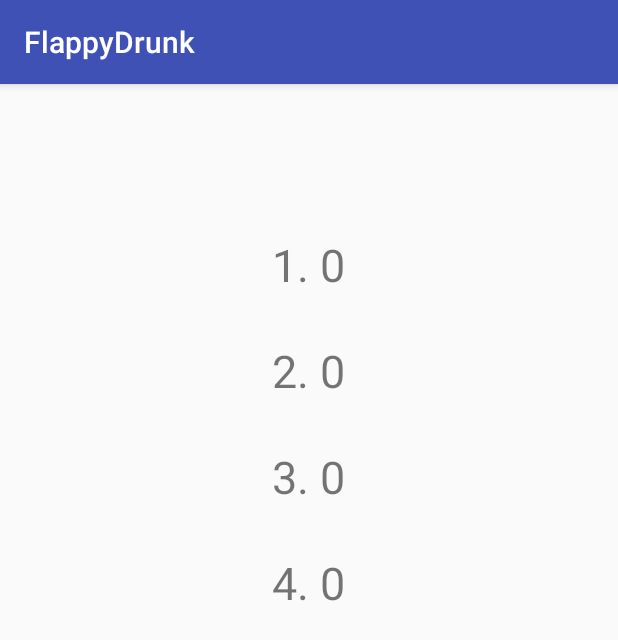
After one commit to Richie700/FlappyDrunk, an Android app: the HighScoreActivity screen opened directly, with no data from a screen before it, on a phone screen of 412 x 824 dp. The commit adds this screen. Shown: the top 640 px of the screen. Run offline under Robolectric (Android 15) with nearby library versions, the phone set to English and light mode, and no system bars.

Commit message:
Added High Score-class, test score calculator, exit alert dialog, speed changes

```diff
--- a/app/src/main/AndroidManifest.xml
+++ b/app/src/main/AndroidManifest.xml
@@ -17,7 +17,8 @@
             </intent-filter>
         </activity>
         <activity android:name=".GameActivity" />
-        <activity android:name=".GameView"></activity>
+        <activity android:name=".GameView" />
+        <activity android:name=".HighScoreActivity"></activity>
     </application>
 
 </manifest>
--- a/app/src/main/java/flappy/drunk/Bottle.java
+++ b/app/src/main/java/flappy/drunk/Bottle.java
@@ -11,7 +11,7 @@ public class Bottle {
 
     private int x;
     private int y;
-    private int speed = 3;
+    private int speed = 6;
 
     private Bitmap bitmap;
     private Bitmap resizedBitmap;
--- a/app/src/main/java/flappy/drunk/Car.java
+++ b/app/src/main/java/flappy/drunk/Car.java
@@ -33,7 +33,7 @@ public class Car {
 
         //Generating a random coordinate but keeping the coordinate inside the screen size
         Random randomGenerator = new Random();
-        speed = randomGenerator.nextInt(5)+5;
+        speed = randomGenerator.nextInt(6)+8;
         y = minY - bitmap.getHeight();
         x = randomGenerator.nextInt(maxX) - bitmap.getWidth();
         if (x < bitmap.getWidth()) {
@@ -50,7 +50,7 @@ public class Car {
         //If car reaches bottom of the screen, it will spawn again at the top of the screen
         if ( y > maxY + getBitmap().getHeight()) {
             Random randomGenerator = new Random();
-            speed = randomGenerator.nextInt(5) + 5;
+            speed = randomGenerator.nextInt(6) + 8;
             y = minY - bitmap.getHeight();
             x = randomGenerator.nextInt(maxX) - bitmap.getWidth();
             if (x < bitmap.getWidth()) {
--- a/app/src/main/java/flappy/drunk/Dirt.java
+++ b/app/src/main/java/flappy/drunk/Dirt.java
@@ -5,7 +5,7 @@ import java.util.Random;
 public class Dirt {
     private int x;
     private int y;
-    private int speed = 3;
+    private int speed = 6;
 
     private int minY;
     private int maxY;
--- /dev/null
+++ b/app/src/main/java/flappy/drunk/HighScoreActivity.java
@@ -0,0 +1,33 @@
+package flappy.drunk;
+
+import android.content.Context;
+import android.content.SharedPreferences;
+import android.support.v7.app.AppCompatActivity;
+import android.os.Bundle;
+import android.widget.TextView;
+
+public class HighScoreActivity extends AppCompatActivity {
+
+    TextView scoreText1,scoreText2,scoreText3,scoreText4;
+    SharedPreferences sharedPreferences;
+
+    @Override
+    protected void onCreate(Bundle savedInstanceState) {
+        super.onCreate(savedInstanceState);
+        setContentView(R.layout.activity_high_score);
+
+        //Init textViews
+        scoreText1 = (TextView) findViewById(R.id.scoreText1);
+        scoreText2 = (TextView) findViewById(R.id.scoreText2);
+        scoreText3 = (TextView) findViewById(R.id.scoreText3);
+        scoreText4 = (TextView) findViewById(R.id.scoreText4);
+
+        sharedPreferences = getSharedPreferences("SHAR_PREF_NAME", Context.MODE_PRIVATE);
+
+        //Values to the textViews
+        scoreText1.setText("1. " + sharedPreferences.getInt("score1", 0));
+        scoreText2.setText("2. " + sharedPreferences.getInt("score2", 0));
+        scoreText3.setText("3. " + sharedPreferences.getInt("score3", 0));
+        scoreText4.setText("4. " + sharedPreferences.getInt("score4", 0));
+    }
+}
--- a/app/src/main/java/flappy/drunk/Player.java
+++ b/app/src/main/java/flappy/drunk/Player.java
@@ -33,8 +33,8 @@ public class Player {
     private int minX;
 
     //Speed limit
-    private final int MIN_SPEED = -7;
-    private final int MAX_SPEED = 7;
+    private final int MIN_SPEED = -10;
+    private final int MAX_SPEED = 10;
 
     //Collision detector
     private Rect detectCollision;
@@ -43,7 +43,7 @@ public class Player {
     public Player(Context context, int screenX, int screenY) {
         //Player position and speed
         x = screenX / 2 - 43;
-        y = screenY - 400;
+        y = screenY - 500;
         speed = 0;
 
         //Bitmap from drawable resource
--- /dev/null
+++ b/app/src/main/res/layout/activity_high_score.xml
@@ -0,0 +1,46 @@
+<?xml version="1.0" encoding="utf-8"?>
+<LinearLayout xmlns:android="http://schemas.android.com/apk/res/android"
+    xmlns:app="http://schemas.android.com/apk/res-auto"
+    xmlns:tools="http://schemas.android.com/tools"
+    android:layout_width="match_parent"
+    android:layout_height="match_parent"
+    android:orientation="vertical"
+    tools:context="flappy.drunk.HighScoreActivity">
+
+    <TextView
+        android:id="@+id/scoreText1"
+        android:layout_width="wrap_content"
+        android:layout_height="wrap_content"
+        android:layout_gravity="center"
+        android:layout_marginTop="100dp"
+        android:layout_marginBottom="30dp"
+        android:textSize="30dp"
+        android:text="TextView" />
+
+    <TextView
+        android:id="@+id/scoreText2"
+        android:layout_width="wrap_content"
+        android:layout_height="wrap_content"
+        android:layout_gravity="center"
+        android:layout_marginBottom="30dp"
+        android:textSize="30dp"
+        android:text="TextView" />
+
+    <TextView
+        android:id="@+id/scoreText3"
+        android:layout_width="wrap_content"
+        android:layout_height="wrap_content"
+        android:layout_gravity="center"
+        android:layout_marginBottom="30dp"
+        android:textSize="30dp"
+        android:text="TextView" />
+
+    <TextView
+        android:id="@+id/scoreText4"
+        android:layout_width="wrap_content"
+        android:layout_height="wrap_content"
+        android:layout_gravity="center"
+        android:layout_marginBottom="30dp"
+        android:textSize="30dp"
+        android:text="TextView" />
+</LinearLayout>
--- a/app/src/main/res/values/strings.xml
+++ b/app/src/main/res/values/strings.xml
@@ -3,4 +3,5 @@
     <string name="buttonPlay">Play</string>
     <string name="title_activity_game">GameActivity</string>
     <string name="title_activity_game_view">GameView</string>
+    <string name="buttonHighScore">High Score</string>
 </resources>
```
Also changed, not shown: app/src/main/java/flappy/drunk/GameActivity.java (+26 -0 lines), app/src/main/java/flappy/drunk/GameView.java (+63 -0 lines), app/src/main/java/flappy/drunk/MainActivity.java (+34 -2 lines), app/src/main/res/layout/activity_main.xml (+12 -2 lines).
